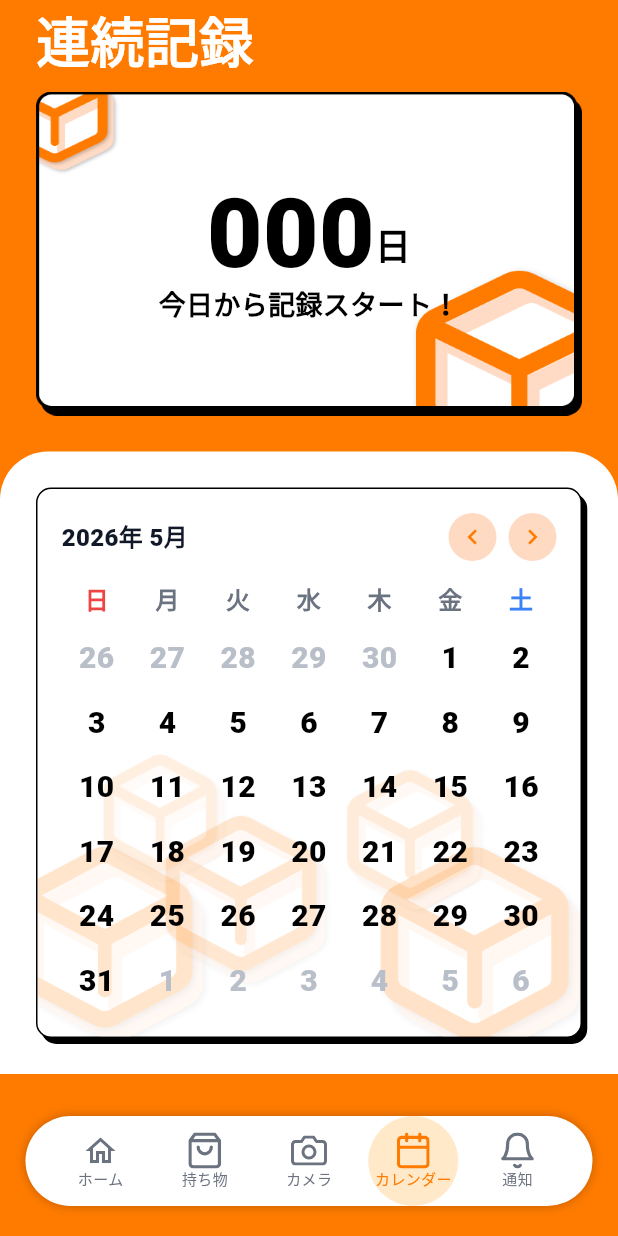
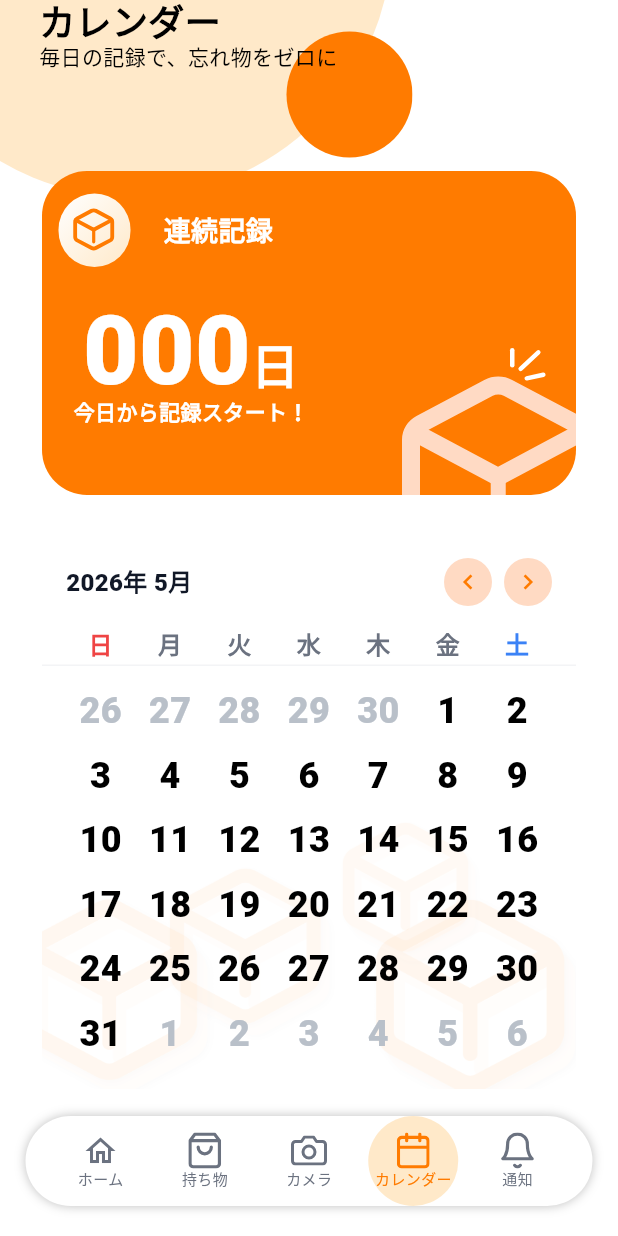
Before and after one commit to Aki0615/Motteko, a Flutter app: the CalendarScreen screen opened by its route, on a phone screen of 412 x 824 dp. Run offline on Flutter 3.47's test engine with Material 3 defaults, Android fonts, the phone set to English and light mode, and no system bars; drawn by our look-alikes of flutter_animate; our stand-ins replace cloud_firestore, confetti, firebase_auth, firebase_core, firebase_messaging, firebase_storage and 7 more; missing offline and left inert: holiday_jp; accounts and stored records are empty; Roboto replaces fonts that are missing (Zen Maru Gothic).

Commit message:
update: カレンダー画面をFigmaデザインに基づいてリニューアル
- 背景を全面オレンジから白+SVG装飾に変更
- ヘッダー・ストリークカード・カレンダーを新デザインに刷新
- SVGアセット追加（ストリークボックス・アイコン）
- Firestore permission-deniedの不要なデバッグ出力を抑制

Co-Authored-By: Claude Opus 4.6 <noreply@anthropic.com>

```diff
--- a/lib/providers/app_state.dart
+++ b/lib/providers/app_state.dart
@@ -118,6 +118,7 @@ class AppState extends ChangeNotifier {
           }
         },
           onError: (e) {
+            if (e is FirebaseException && e.code == 'permission-denied') return;
             debugPrint('users購読エラー: $e');
           },
         );
@@ -134,6 +135,7 @@ class AppState extends ChangeNotifier {
             notifyListeners();
           },
           onError: (e) {
+            if (e is FirebaseException && e.code == 'permission-denied') return;
             debugPrint('detections購読エラー: $e');
           },
         );
--- a/lib/screens/calendar_screen.dart
+++ b/lib/screens/calendar_screen.dart
@@ -2,6 +2,7 @@ import 'package:flutter/material.dart';
 import 'package:google_fonts/google_fonts.dart';
 import 'package:provider/provider.dart';
 import 'package:flutter_animate/flutter_animate.dart';
+import 'package:flutter_svg/flutter_svg.dart';
 import '../providers/app_state.dart';
 import '../core/constants/app_colors.dart';
 import '../widgets/streak_celebration.dart';
@@ -60,184 +61,203 @@ class _CalendarScreenState extends State<CalendarScreen> {
     _checkStreakEvents(appState);
 
     return Scaffold(
-      body: Container(
-        width: double.infinity,
-        height: double.infinity,
-        color: AppColors.primary700,
-        child: SafeArea(
-          bottom: false,
+      backgroundColor: Colors.white,
+      body: Stack(
+        children: [
+          Positioned(
+            left: -85,
+            top: -215,
+            width: 360,
+            height: 346.5,
+            child: SvgPicture.asset(
+              'assets/icons/items_bg_decoration.svg',
+              fit: BoxFit.fill,
+            ),
+          ),
+          SafeArea(
             child: Column(
               crossAxisAlignment: CrossAxisAlignment.start,
               children: [
-              const SizedBox(height: 12),
-              _buildTitle(),
-              const SizedBox(height: 20),
-              _buildContent(),
+                _buildHeader(),
+                Expanded(
+                  child: SingleChildScrollView(
+                    padding: const EdgeInsets.only(bottom: 100),
+                    child: Padding(
+                      padding: const EdgeInsets.symmetric(horizontal: 28),
+                      child: Column(
+                        children: [
+                          const SizedBox(height: 68),
+                          _buildStreakCard(appState),
+                          const SizedBox(height: 18),
+                          _buildCalendarCard(),
                         ],
                       ),
                     ),
-      ),
-    );
-  }
-
-  Widget _buildTitle() {
-    return Padding(
-      padding: const EdgeInsets.symmetric(horizontal: 24),
-      child: Text(
-        '連続記録',
-        style: GoogleFonts.zenMaruGothic(
-          color: Colors.white, fontSize: 36, fontWeight: FontWeight.w900, height: 0.80,
-        ),
-      ),
-    );
-  }
-
-  Widget _buildContent() {
-    return Expanded(
-      child: SingleChildScrollView(
-        padding: const EdgeInsets.only(bottom: 100),
-        child: Column(
-          children: [
-            Padding(
-              padding: const EdgeInsets.symmetric(horizontal: 24),
-              child: _buildStreakCard(),
-            ),
-            const SizedBox(height: 24),
-            Container(
-              width: double.infinity,
-              decoration: const BoxDecoration(
-                color: Colors.white,
-                borderRadius: BorderRadius.only(
-                  topLeft: Radius.circular(32),
-                  topRight: Radius.circular(32),
-                ),
-              ),
-              child: Padding(
-                padding: const EdgeInsets.all(24),
-                child: _buildCalendarCard(),
                   ),
                 ),
               ],
             ),
           ),
+        ],
+      ),
     );
   }
 
-  // 連続記録カード
-  Widget _buildStreakCard() {
-    return Consumer<AppState>(
-      builder: (context, appState, child) {
+  Widget _buildHeader() {
+    return Padding(
+      padding: const EdgeInsets.fromLTRB(26, 0, 24, 0),
+      child: Column(
+        crossAxisAlignment: CrossAxisAlignment.start,
+        children: [
+          Text(
+            'カレンダー',
+            style: GoogleFonts.zenMaruGothic(
+              color: Colors.black,
+              fontSize: 24,
+              fontWeight: FontWeight.w900,
+              height: 1.20,
+            ),
+          ),
+          Text(
+            '毎日の記録で、忘れ物をゼロに',
+            style: GoogleFonts.zenMaruGothic(
+              color: Colors.black,
+              fontSize: 14,
+              fontWeight: FontWeight.w500,
+              height: 1.20,
+            ),
+          ),
+        ],
+      ),
+    );
+  }
+
+  Widget _buildStreakCard(AppState appState) {
     final streak = appState.consecutiveDaysWithoutForgetting;
-        final maxStreak = appState.maxStreak;
 
     return Container(
       width: double.infinity,
       height: 216,
+      clipBehavior: Clip.antiAlias,
+      decoration: BoxDecoration(
+        color: AppColors.primary700,
+        borderRadius: BorderRadius.circular(30),
+      ),
       child: Stack(
         children: [
-              Positioned.fill(
-                child: Image.asset(
-                  'assets/icons/streak_card_bg.png',
-                  fit: BoxFit.fill,
+          Positioned(
+            right: -10,
+            bottom: -30,
+            width: 126,
+            height: 128,
+            child: SvgPicture.asset(
+              'assets/icons/calendar_streak_box.svg',
+              fit: BoxFit.contain,
             ),
           ),
-              Center(
+          Padding(
+            padding: const EdgeInsets.only(left: 11, top: 15),
             child: Column(
-                  mainAxisAlignment: MainAxisAlignment.center,
+              crossAxisAlignment: CrossAxisAlignment.start,
               children: [
                 Row(
-                      mainAxisAlignment: MainAxisAlignment.center,
-                      crossAxisAlignment: CrossAxisAlignment.end,
                   children: [
+                    Container(
+                      padding: const EdgeInsets.all(9),
+                      decoration: BoxDecoration(
+                        gradient: const LinearGradient(
+                          begin: Alignment.topLeft,
+                          end: Alignment.bottomRight,
+                          colors: [Colors.white, AppColors.primary400],
+                        ),
+                        borderRadius: BorderRadius.circular(31.5),
+                      ),
+                      child: SvgPicture.asset(
+                        'assets/icons/calendar_streak_icon.svg',
+                        width: 30,
+                        height: 31,
+                      ),
+                    ),
+                    const SizedBox(width: 22),
                     Text(
-                          streak.toString().padLeft(3, '0'),
+                      '連続記録',
                       style: GoogleFonts.zenMaruGothic(
-                            color: Colors.black,
+                        color: Colors.white,
+                        fontSize: 18,
+                        fontWeight: FontWeight.w900,
+                        height: 1.20,
+                      ),
+                    ),
+                  ],
+                ),
+                const SizedBox(height: 24),
+                SizedBox(
+                  width: 177,
+                  child: Column(
+                    children: [
+                      Text.rich(
+                        TextSpan(children: [
+                          TextSpan(
+                            text: streak.toString().padLeft(3, '0'),
+                            style: GoogleFonts.zenMaruGothic(
+                              color: Colors.white,
                               fontSize: 64,
                               fontWeight: FontWeight.w900,
                               height: 1.0,
                             ),
+                          ),
+                          TextSpan(
+                            text: '日',
+                            style: GoogleFonts.zenMaruGothic(
+                              color: Colors.white,
+                              fontSize: 32,
+                              fontWeight: FontWeight.w900,
+                              height: 1.0,
+                            ),
+                          ),
+                        ]),
+                        textAlign: TextAlign.center,
                       )
-                            .animate(
-                              onPlay: (c) => c.forward(),
-                            )
+                          .animate(onPlay: (c) => c.forward())
                           .scale(
                             begin: const Offset(0.8, 0.8),
                             end: const Offset(1.0, 1.0),
                             duration: 600.ms,
                             curve: Curves.elasticOut,
                           ),
-                        Padding(
-                          padding: const EdgeInsets.only(bottom: 8),
-                          child: Text(
-                            '日',
-                            style: GoogleFonts.zenMaruGothic(
-                              color: Colors.black,
-                              fontSize: 24,
-                              fontWeight: FontWeight.w900,
-                            ),
-                          ),
-                        ),
-                      ],
-                    ),
-                    const SizedBox(height: 4),
                       Text(
                         streak > 0 ? '連続忘れ物なし！！' : '今日から記録スタート！',
                         style: GoogleFonts.zenMaruGothic(
-                        color: Colors.black,
-                        fontSize: 18,
-                        fontWeight: FontWeight.w900,
+                          color: Colors.white,
+                          fontSize: 14,
+                          fontWeight: FontWeight.w700,
                           height: 1.20,
                         ),
+                        textAlign: TextAlign.center,
                       )
                           .animate()
                           .fadeIn(duration: 500.ms, delay: 200.ms),
-                    if (maxStreak > 0 && maxStreak > streak) ...[
-                      const SizedBox(height: 4),
-                      Text(
-                        '🏆 最高記録: $maxStreak日',
-                        style: GoogleFonts.zenMaruGothic(
-                          color: Colors.black54,
-                          fontSize: 13,
-                          fontWeight: FontWeight.w700,
+                    ],
                   ),
-                      )
-                          .animate()
-                          .fadeIn(duration: 500.ms, delay: 400.ms),
-                    ],
+                ),
               ],
             ),
           ),
         ],
       ),
     );
-      },
-    );
   }
 
-  // カレンダーカード
   Widget _buildCalendarCard() {
     return Container(
       width: double.infinity,
       clipBehavior: Clip.antiAlias,
-      decoration: ShapeDecoration(
+      decoration: BoxDecoration(
         color: Colors.white,
-        shape: RoundedRectangleBorder(
-          side: const BorderSide(width: 1, color: Colors.black),
         borderRadius: BorderRadius.circular(10),
-        ),
-        shadows: const [
-          BoxShadow(
-            color: Color(0xFF000000),
-            blurRadius: 0,
-            offset: Offset(3.5, 4),
-            spreadRadius: 0,
-          )
-        ],
       ),
       child: Stack(
         children: [
-          // 背景のbox_icon2（下部に大きく散らして配置）
           Positioned(
             left: -20,
             bottom: -10,
@@ -286,28 +306,21 @@ class _CalendarScreenState extends State<CalendarScreen> {
               ),
             ),
           ),
-          Positioned(
-            left: 40,
-            bottom: 100,
-            child: Opacity(
-              opacity: 0.12,
-              child: Image.asset(
-                'assets/icons/box_icon2.png',
-                width: 90,
-                height: 90,
+          Positioned.fill(
+            top: 96,
+            child: Container(
+              decoration: BoxDecoration(
+                color: Colors.white.withValues(alpha: 0.7),
+                borderRadius: BorderRadius.circular(10),
               ),
             ),
           ),
-          // カレンダー本体
           Column(
             mainAxisSize: MainAxisSize.min,
             children: [
-              // カレンダーヘッダー
               _buildCalendarHeader(),
-              // 曜日の行
               _buildWeekdayRow(),
               const SizedBox(height: 8),
-              // 日付グリッド
               _buildDateGrid(),
               const SizedBox(height: 16),
             ],
@@ -317,11 +330,19 @@ class _CalendarScreenState extends State<CalendarScreen> {
     );
   }
 
-  // カレンダーヘッダー（年月 + 前後ボタン）
   Widget _buildCalendarHeader() {
     return Container(
-      padding: const EdgeInsets.symmetric(horizontal: 16, vertical: 16),
-      child: Row(
+      padding: const EdgeInsets.symmetric(horizontal: 16),
+      height: 96,
+      decoration: const BoxDecoration(
+        border: Border(
+          bottom: BorderSide(width: 1, color: Color(0xFFF3F4F6)),
+        ),
+      ),
+      child: Column(
+        children: [
+          const SizedBox(height: 24),
+          Row(
             mainAxisAlignment: MainAxisAlignment.spaceBetween,
             children: [
               Text(
@@ -339,6 +360,43 @@ class _CalendarScreenState extends State<CalendarScreen> {
               ),
             ],
           ),
+          const Spacer(),
+          _buildWeekdayLabels(),
+          const SizedBox(height: 4),
+        ],
+      ),
+    );
+  }
+
+  Widget _buildWeekdayLabels() {
+    final dayLabels = ['日', '月', '火', '水', '木', '金', '土'];
+    final dayLabelColors = [
+      const Color(0xFFEF4444),
+      AppColors.gray500,
+      AppColors.gray500,
+      AppColors.gray500,
+      AppColors.gray500,
+      AppColors.gray500,
+      const Color(0xFF3B82F6),
+    ];
+
+    return Row(
+      mainAxisAlignment: MainAxisAlignment.spaceAround,
+      children: List.generate(7, (index) {
+        return SizedBox(
+          width: 40,
+          child: Text(
+            dayLabels[index],
+            textAlign: TextAlign.center,
+            style: GoogleFonts.zenMaruGothic(
+              color: dayLabelColors[index],
+              fontSize: 16,
+              fontWeight: FontWeight.w900,
+              height: 1.20,
+            ),
+          ),
+        );
+      }),
     );
   }
 
@@ -357,44 +415,10 @@ class _CalendarScreenState extends State<CalendarScreen> {
     );
   }
 
-  // 曜日の行
   Widget _buildWeekdayRow() {
-    final dayLabels = ['日', '月', '火', '水', '木', '金', '土'];
-    // 日曜=赤、土曜=青、平日=グレーの配色
-    final dayLabelColors = [
-      AppColors.error, // 日: 赤
-      AppColors.gray500, // 月: グレー
-      AppColors.gray500, // 火
-      AppColors.gray500, // 水
-      AppColors.gray500, // 木
-      AppColors.gray500, // 金
-      const Color(0xFF3B82F6), // 土: 青
-    ];
-
-    return Padding(
-      padding: const EdgeInsets.symmetric(horizontal: 16),
-      child: Row(
-        mainAxisAlignment: MainAxisAlignment.spaceAround,
-        children: List.generate(7, (index) {
-          return SizedBox(
-            width: 40,
-            child: Text(
-              dayLabels[index],
-              textAlign: TextAlign.center,
-              style: GoogleFonts.zenMaruGothic(
-                color: dayLabelColors[index],
-                fontSize: 16,
-                fontWeight: FontWeight.w900,
-                height: 1.20,
-              ),
-            ),
-          );
-        }),
-      ),
-    );
+    return const SizedBox.shrink();
   }
 
-  // 日付グリッド
   Widget _buildDateGrid() {
     final daysInMonth =
         DateTime(_currentMonth.year, _currentMonth.month + 1, 0).day;
@@ -480,18 +504,16 @@ class _CalendarScreenState extends State<CalendarScreen> {
     );
   }
 
-  // 個別の日付セル
   Widget _buildDateCell(int day,
       {required bool isCurrentMonth,
       bool isSuccess = false,
       bool connectedLeft = false,
       bool connectedRight = false}) {
-    Color textColor = isCurrentMonth ? Colors.black : const Color(0xFFB9BFC9);
+    Color textColor = isCurrentMonth ? Colors.black : const Color(0xFFB9C0C9);
 
     if (isSuccess) {
       textColor = Colors.white;
       if (!connectedLeft && !connectedRight) {
-        // 単独の成功日（丸いアイコン）
         return SizedBox(
           height: 35,
           child: Center(
@@ -502,19 +524,11 @@ class _CalendarScreenState extends State<CalendarScreen> {
                 gradient: const LinearGradient(
                   begin: Alignment(1.00, 0.51),
                   end: Alignment(0.00, 0.51),
-                  colors: [Color(0xFFFF6100), Color(0xFFFF9E64)],
+                  colors: [Color(0xFFFF6200), Color(0xFFFF9E64)],
                 ),
                 shape: RoundedRectangleBorder(
                   borderRadius: BorderRadius.circular(80),
                 ),
-                shadows: const [
-                  BoxShadow(
-                    color: Color(0xFFEDB38E),
-                    blurRadius: 0,
-                    offset: Offset(2, 2.5),
-                    spreadRadius: 0,
-                  )
-                ],
               ),
               child: Center(
                 child: Text(
@@ -522,7 +536,7 @@ class _CalendarScreenState extends State<CalendarScreen> {
                   textAlign: TextAlign.center,
                   style: GoogleFonts.zenMaruGothic(
                     color: textColor,
-                    fontSize: 20,
+                    fontSize: 24,
                     fontWeight: FontWeight.w900,
                     height: 1.20,
                   ),
@@ -532,7 +546,6 @@ class _CalendarScreenState extends State<CalendarScreen> {
           ),
         );
       } else {
-        // 連続成功日（繋がったピル型の背景）
         return Container(
           height: 35,
           decoration: BoxDecoration(
@@ -541,14 +554,6 @@ class _CalendarScreenState extends State<CalendarScreen> {
               left: connectedLeft ? Radius.zero : const Radius.circular(17.5),
               right: connectedRight ? Radius.zero : const Radius.circular(17.5),
             ),
-            boxShadow: const [
-              BoxShadow(
-                color: Color(0xFFEDB38E),
-                blurRadius: 0,
-                offset: Offset(2, 2.5),
-                spreadRadius: 0,
-              )
-            ],
           ),
           child: Center(
             child: Text(
@@ -556,7 +561,7 @@ class _CalendarScreenState extends State<CalendarScreen> {
               textAlign: TextAlign.center,
               style: GoogleFonts.zenMaruGothic(
                 color: textColor,
-                fontSize: 20,
+                fontSize: 24,
                 fontWeight: FontWeight.w900,
                 height: 1.20,
               ),
@@ -565,7 +570,6 @@ class _CalendarScreenState extends State<CalendarScreen> {
         );
       }
     } else {
-      // 通常の日付テキスト
       return SizedBox(
         height: 35,
         child: Center(
@@ -574,7 +578,7 @@ class _CalendarScreenState extends State<CalendarScreen> {
             textAlign: TextAlign.center,
             style: GoogleFonts.zenMaruGothic(
               color: textColor,
-              fontSize: 20,
+              fontSize: 24,
               fontWeight: FontWeight.w900,
               height: 1.20,
             ),
```
Also changed, not shown: assets/icons/calendar_streak_box.svg (added), assets/icons/calendar_streak_icon.svg (added). Lines whose indentation alone changed are shown as unchanged.
